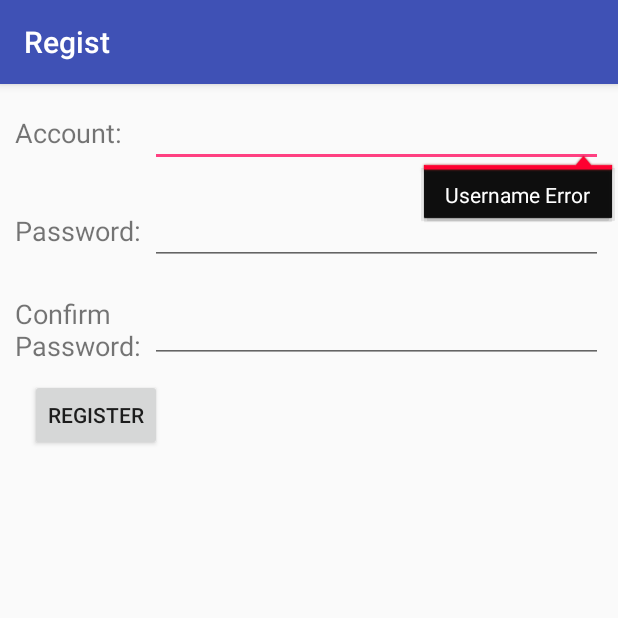
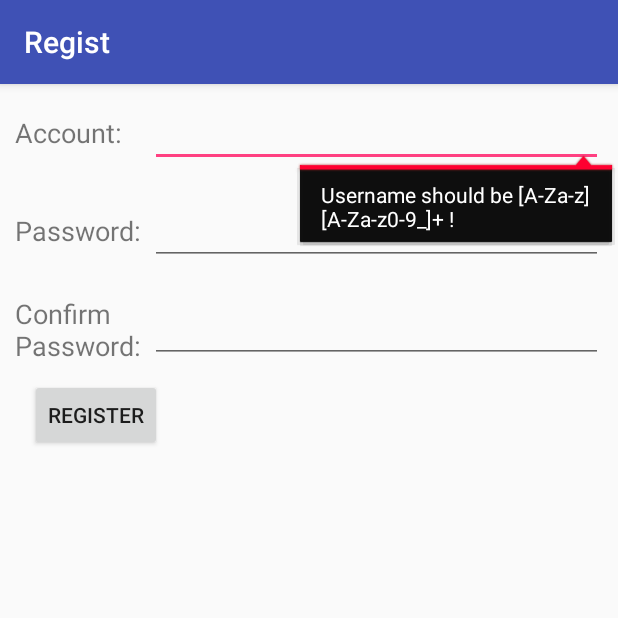
Before and after one commit to bertcai/learn-android, an Android app: the screen it shows after launch (RegisterActivity), after a tap on "REGISTER", on a phone screen of 412 x 824 dp, the top half of it. Run offline under Robolectric (Android 15) with nearby library versions, the phone set to English and light mode, and no system bars; 1 other tap on this screen came first.

Commit message:
add more var to avoid hard code

```diff
--- a/LoginAndRegistDemo/app/src/main/java/com/example/cc/loginandregistdemo/DatabaseHelper.java
+++ b/LoginAndRegistDemo/app/src/main/java/com/example/cc/loginandregistdemo/DatabaseHelper.java
@@ -9,7 +9,9 @@ import android.database.sqlite.SQLiteOpenHelper;
  */
 
 public class DatabaseHelper extends SQLiteOpenHelper {
-    public static final String CREATE_KEY = "create table Key(" +
+    private static final String TABLE_NAME= "Key";
+
+    public static final String CREATE_KEY = "create table "+TABLE_NAME+ "(" +
             "id integer primary key autoincrement," +
             "username text," +
             "password text)";
--- a/LoginAndRegistDemo/app/src/main/java/com/example/cc/loginandregistdemo/Register/RegisterActivity.java
+++ b/LoginAndRegistDemo/app/src/main/java/com/example/cc/loginandregistdemo/Register/RegisterActivity.java
@@ -28,6 +28,11 @@ public class RegisterActivity extends AppCompatActivity implements
     private EditText password2;
     private Button registerBtn;
     private RegisterPresenter presenter;
+    private String databaseName = "Key.db";
+    private String tableName = "Key";
+
+    //table Key contains:
+    //id(int)---username(string)---password(string)
 
     @Override
     protected void onCreate(Bundle savedInstanceState) {
@@ -35,7 +40,7 @@ public class RegisterActivity extends AppCompatActivity implements
         setContentView(R.layout.activity_registe);
 
 
-        databaseHelper = new DatabaseHelper(this, "Key.db",
+        databaseHelper = new DatabaseHelper(this, databaseName,
                 null, 1);
         databaseHelper.getWritableDatabase();
         progressBar = (ProgressBar) findViewById(R.id.register_progress);
@@ -82,13 +87,13 @@ public class RegisterActivity extends AppCompatActivity implements
 
     @Override
     public void notSamePassword() {
-        Toast.makeText(this, "The tow password is not same :(",
+        Toast.makeText(this, R.string.not_same_error,
                 Toast.LENGTH_LONG).show();
     }
 
     @Override
     public void registerSuccess() {
-        Toast.makeText(this, "Register Success : )",
+        Toast.makeText(this, R.string.register_success,
                 Toast.LENGTH_LONG).show();
     }
 
@@ -98,13 +103,13 @@ public class RegisterActivity extends AppCompatActivity implements
 //        editor.putString(username, password);
 //        editor.apply();
         SQLiteDatabase db = databaseHelper.getWritableDatabase();
-        Cursor cursor = db.query("Key",
+        Cursor cursor = db.query(tableName,
                 new String[]{"username"},
                 "username=?",
                 new String[]{username}, null, null, null);
         if (cursor.moveToFirst()) {
             if (cursor.getString(0).equals(username)) {
-                Toast.makeText(this, "The username has been registered:(",
+                Toast.makeText(this, R.string.username_exist_error,
                         Toast.LENGTH_LONG).show();
                 progressBar.setVisibility(View.GONE);
                 cursor.close();
@@ -115,7 +120,7 @@ public class RegisterActivity extends AppCompatActivity implements
         ContentValues values = new ContentValues();
         values.put("username", username);
         values.put("password", password);
-        db.insert("Key", null, values);
+        db.insert(tableName, null, values);
         return true;
     }
 
--- a/LoginAndRegistDemo/app/src/main/java/com/example/cc/loginandregistdemo/Register/RegisterPresenterImpl.java
+++ b/LoginAndRegistDemo/app/src/main/java/com/example/cc/loginandregistdemo/Register/RegisterPresenterImpl.java
@@ -13,7 +13,7 @@ public class RegisterPresenterImpl implements RegisterPresenter,
     private RegisterView registerView;
     private RegisterInteractor registerInteractor;
 
-    public RegisterPresenterImpl(RegisterView registerView, RegisterInteractorImpl registerInteractor) {
+    public RegisterPresenterImpl(RegisterView registerView, RegisterInteractor registerInteractor) {
         this.registerView = registerView;
         this.registerInteractor = registerInteractor;
     }
--- a/LoginAndRegistDemo/app/src/main/res/values/strings.xml
+++ b/LoginAndRegistDemo/app/src/main/res/values/strings.xml
@@ -1,6 +1,9 @@
 <resources>
-    <string name="app_name">LoginAndRegistDemo</string>
+    <string name="app_name">LoginAndRegisterDemo</string>
     <string name="main_text">Login Success,Now you are in main pager!</string>
-    <string name="username_error">Username Error</string>
+    <string name="username_error">Username should be [A-Za-z][A-Za-z0-9_]+ !</string>
     <string name="password_error">Password Error</string>
+    <string name="not_same_error">The tow password is not same : ( !</string>
+    <string name="register_success">Register success : )!</string>
+    <string name="username_exist_error">The username has been registered: (!</string>
 </resources>
--- a/LoginAndRegistDemo/build.gradle
+++ b/LoginAndRegistDemo/build.gradle
@@ -7,7 +7,7 @@ buildscript {
         jcenter()
     }
     dependencies {
-        classpath 'com.android.tools.build:gradle:3.0.0'
+        classpath 'com.android.tools.build:gradle:3.0.1'
 
 
         // NOTE: Do not place your application dependencies here; they belong
```
